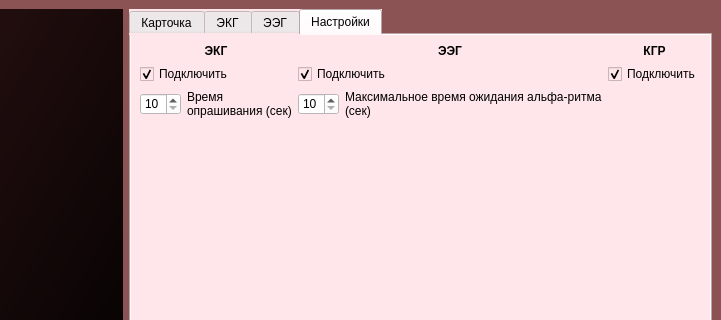
Old version of the form design.ui in the repository egorguslyan/kvantoriada; both pictures show x 178 to 899 and y 0 to 320 of the 899 by 543 pixel window.
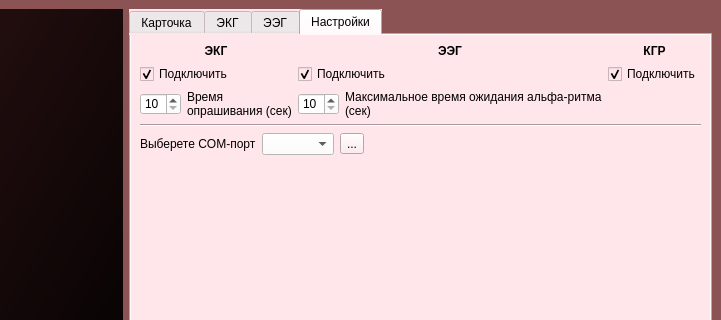
New version of the form. The open tabs and pages were chosen to show the change. Icons and pictures are not drawn. Custom widgets are drawn as their Qt base class.

Commit message: Update GUI script (add selecting COM ports)

```diff
--- a/design.ui
+++ b/design.ui
@@ -1491,7 +1491,58 @@
            </layout>
           </item>
           <item>
-           <spacer name="verticalSpacer_4">
+           <widget class="Line" name="line_5">
+            <property name="orientation">
+             <enum>Qt::Horizontal</enum>
+            </property>
+           </widget>
+          </item>
+          <item>
+           <layout class="QHBoxLayout" name="horizontalLayout_2">
+            <item>
+             <widget class="QLabel" name="label_22">
+              <property name="text">
+               <string>Выберете COM-порт</string>
+              </property>
+             </widget>
+            </item>
+            <item>
+             <widget class="QComboBox" name="comportsCombo">
+              <property name="styleSheet">
+               <string notr="true">background-color: rgb(255, 255, 255);
+selection-color: rgb(0, 0, 0);
+selection-background-color: rgb(167, 255, 253);</string>
+              </property>
+             </widget>
+            </item>
+            <item>
+             <widget class="QToolButton" name="updateComButton">
+              <property name="text">
+               <string>...</string>
+              </property>
+              <property name="icon">
+               <iconset>
+                <normaloff>update_comports.png</normaloff>update_comports.png</iconset>
+              </property>
+             </widget>
+            </item>
+            <item>
+             <spacer name="horizontalSpacer_10">
+              <property name="orientation">
+               <enum>Qt::Horizontal</enum>
+              </property>
+              <property name="sizeHint" stdset="0">
+               <size>
+                <width>40</width>
+                <height>20</height>
+               </size>
+              </property>
+             </spacer>
+            </item>
+           </layout>
+          </item>
+          <item>
+           <spacer name="verticalSpacer_2">
             <property name="orientation">
              <enum>Qt::Vertical</enum>
             </property>
```
The commit also changes 4 other files.
